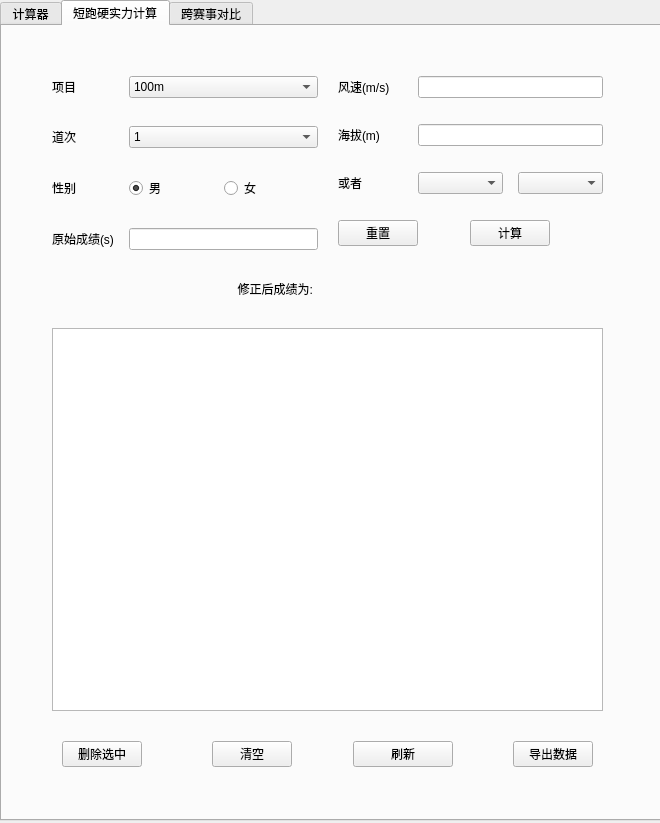
WhiteRunner/Calculator, file ui/calculator_ui.ui: the form before one commit.
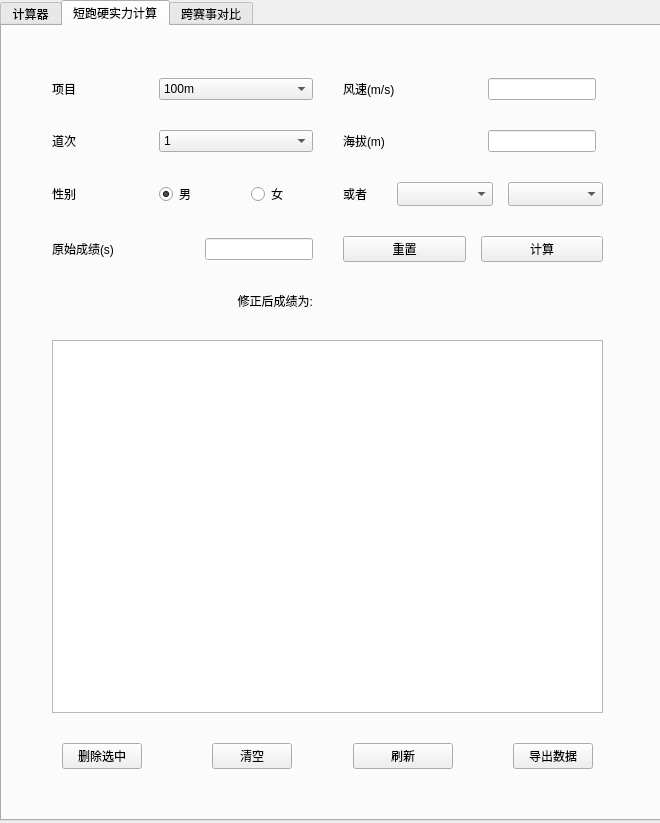
The form after the commit. Custom widgets are drawn as their Qt base class.

Patch:
```diff
--- a/ui/calculator_ui.ui
+++ b/ui/calculator_ui.ui
@@ -422,16 +422,16 @@
     <attribute name="title">
      <string>短跑硬实力计算</string>
     </attribute>
-    <widget class="QWidget" name="layoutWidget">
+    <widget class="QWidget" name="">
      <property name="geometry">
       <rect>
        <x>20</x>
-       <y>20</y>
+       <y>22</y>
        <width>611</width>
        <height>751</height>
       </rect>
      </property>
-     <layout class="QVBoxLayout" name="verticalLayout" stretch="3,0,7,1">
+     <layout class="QVBoxLayout" name="verticalLayout">
       <property name="spacing">
        <number>30</number>
       </property>
@@ -448,43 +448,10 @@
        <number>30</number>
       </property>
       <item>
-       <layout class="QHBoxLayout" name="horizontalLayout_4" stretch="0,0">
-        <property name="spacing">
-         <number>20</number>
-        </property>
-        <property name="leftMargin">
-         <number>0</number>
-        </property>
-        <property name="topMargin">
-         <number>0</number>
-        </property>
-        <property name="rightMargin">
-         <number>0</number>
-        </property>
-        <property name="bottomMargin">
-         <number>0</number>
-        </property>
-        <item>
-         <layout class="QFormLayout" name="formLayout">
-          <property name="sizeConstraint">
-           <enum>QLayout::SetDefaultConstraint</enum>
-          </property>
-          <property name="fieldGrowthPolicy">
-           <enum>QFormLayout::AllNonFixedFieldsGrow</enum>
-          </property>
-          <property name="rowWrapPolicy">
-           <enum>QFormLayout::DontWrapRows</enum>
-          </property>
-          <property name="formAlignment">
-           <set>Qt::AlignLeading|Qt::AlignLeft|Qt::AlignTop</set>
-          </property>
-          <property name="horizontalSpacing">
-           <number>15</number>
-          </property>
-          <property name="verticalSpacing">
-           <number>28</number>
-          </property>
-          <item row="0" column="0">
+       <layout class="QGridLayout" name="gridLayout_3">
+        <item row="0" column="0">
+         <layout class="QHBoxLayout" name="horizontalLayout_4" stretch="1,2">
+          <item>
            <widget class="QLabel" name="label">
             <property name="sizePolicy">
              <sizepolicy hsizetype="Expanding" vsizetype="Preferred">
@@ -497,7 +464,7 @@
             </property>
            </widget>
           </item>
-          <item row="0" column="1">
+          <item>
            <widget class="QComboBox" name="length">
             <property name="sizePolicy">
              <sizepolicy hsizetype="Expanding" vsizetype="Preferred">
@@ -535,7 +502,38 @@
             </item>
            </widget>
           </item>
-          <item row="1" column="0">
+         </layout>
+        </item>
+        <item row="0" column="1">
+         <layout class="QHBoxLayout" name="horizontalLayout_20">
+          <item>
+           <widget class="QLabel" name="label_5">
+            <property name="sizePolicy">
+             <sizepolicy hsizetype="Preferred" vsizetype="Preferred">
+              <horstretch>0</horstretch>
+              <verstretch>0</verstretch>
+             </sizepolicy>
+            </property>
+            <property name="text">
+             <string>风速(m/s)</string>
+            </property>
+           </widget>
+          </item>
+          <item alignment="Qt::AlignLeft">
+           <widget class="QLineEdit" name="windSpeed">
+            <property name="sizePolicy">
+             <sizepolicy hsizetype="Expanding" vsizetype="Preferred">
+              <horstretch>0</horstretch>
+              <verstretch>0</verstretch>
+             </sizepolicy>
+            </property>
+           </widget>
+          </item>
+         </layout>
+        </item>
+        <item row="1" column="0">
+         <layout class="QHBoxLayout" name="horizontalLayout_11" stretch="1,2">
+          <item>
            <widget class="QLabel" name="label_2">
             <property name="sizePolicy">
              <sizepolicy hsizetype="Preferred" vsizetype="Preferred">
@@ -548,13 +546,13 @@
             </property>
            </widget>
           </item>
-          <item row="1" column="1">
+          <item>
            <widget class="QComboBox" name="lane">
             <property name="enabled">
              <bool>true</bool>
             </property>
             <property name="sizePolicy">
-             <sizepolicy hsizetype="Expanding" vsizetype="Preferred">
+             <sizepolicy hsizetype="Minimum" vsizetype="Preferred">
               <horstretch>0</horstretch>
               <verstretch>0</verstretch>
              </sizepolicy>
@@ -601,7 +599,38 @@
             </item>
            </widget>
           </item>
-          <item row="2" column="0">
+         </layout>
+        </item>
+        <item row="1" column="1">
+         <layout class="QHBoxLayout" name="horizontalLayout_19">
+          <item>
+           <widget class="QLabel" name="label_6">
+            <property name="sizePolicy">
+             <sizepolicy hsizetype="Preferred" vsizetype="Preferred">
+              <horstretch>0</horstretch>
+              <verstretch>0</verstretch>
+             </sizepolicy>
+            </property>
+            <property name="text">
+             <string>海拔(m)</string>
+            </property>
+           </widget>
+          </item>
+          <item alignment="Qt::AlignLeft">
+           <widget class="QLineEdit" name="altitude">
+            <property name="sizePolicy">
+             <sizepolicy hsizetype="Expanding" vsizetype="Preferred">
+              <horstretch>0</horstretch>
+              <verstretch>0</verstretch>
+             </sizepolicy>
+            </property>
+           </widget>
+          </item>
+         </layout>
+        </item>
+        <item row="2" column="0">
+         <layout class="QHBoxLayout" name="horizontalLayout_16" stretch="1,2">
+          <item>
            <widget class="QLabel" name="label_3">
             <property name="sizePolicy">
              <sizepolicy hsizetype="Preferred" vsizetype="Preferred">
@@ -614,7 +643,7 @@
             </property>
            </widget>
           </item>
-          <item row="2" column="1">
+          <item>
            <layout class="QHBoxLayout" name="horizontalLayout">
             <item>
              <widget class="QRadioButton" name="men">
@@ -647,13 +676,79 @@
             </item>
            </layout>
           </item>
-          <item row="3" column="0">
+         </layout>
+        </item>
+        <item row="2" column="1">
+         <layout class="QHBoxLayout" name="horizontalLayout_18" stretch="0,1">
+          <property name="spacing">
+           <number>30</number>
+          </property>
+          <item>
+           <widget class="QLabel" name="label_7">
+            <property name="sizePolicy">
+             <sizepolicy hsizetype="Preferred" vsizetype="Preferred">
+              <horstretch>0</horstretch>
+              <verstretch>0</verstretch>
+             </sizepolicy>
+            </property>
+            <property name="text">
+             <string>或者</string>
+            </property>
+           </widget>
+          </item>
+          <item>
+           <layout class="QHBoxLayout" name="horizontalLayout_2">
+            <property name="spacing">
+             <number>15</number>
+            </property>
+            <item>
+             <widget class="QComboBox" name="raceName">
+              <property name="enabled">
+               <bool>true</bool>
+              </property>
+              <property name="sizePolicy">
+               <sizepolicy hsizetype="Expanding" vsizetype="Preferred">
+                <horstretch>0</horstretch>
+                <verstretch>0</verstretch>
+               </sizepolicy>
+              </property>
+              <property name="sizeAdjustPolicy">
+               <enum>QComboBox::AdjustToContents</enum>
+              </property>
+             </widget>
+            </item>
+            <item>
+             <widget class="QComboBox" name="year">
+              <property name="enabled">
+               <bool>true</bool>
+              </property>
+              <property name="sizePolicy">
+               <sizepolicy hsizetype="Expanding" vsizetype="Preferred">
+                <horstretch>0</horstretch>
+                <verstretch>0</verstretch>
+               </sizepolicy>
+              </property>
+              <property name="sizeAdjustPolicy">
+               <enum>QComboBox::AdjustToContents</enum>
+              </property>
+             </widget>
+            </item>
+           </layout>
+          </item>
+         </layout>
+        </item>
+        <item row="3" column="0">
+         <layout class="QHBoxLayout" name="horizontalLayout_17" stretch="1,4">
+          <property name="spacing">
+           <number>15</number>
+          </property>
+          <item>
            <widget class="QLabel" name="label_4">
             <property name="enabled">
              <bool>true</bool>
             </property>
             <property name="sizePolicy">
-             <sizepolicy hsizetype="Preferred" vsizetype="Preferred">
+             <sizepolicy hsizetype="Expanding" vsizetype="Preferred">
               <horstretch>0</horstretch>
               <verstretch>0</verstretch>
              </sizepolicy>
@@ -663,10 +758,10 @@
             </property>
            </widget>
           </item>
-          <item row="3" column="1">
+          <item alignment="Qt::AlignRight">
            <widget class="QLineEdit" name="oldScore">
             <property name="sizePolicy">
-             <sizepolicy hsizetype="Expanding" vsizetype="Preferred">
+             <sizepolicy hsizetype="Expanding" vsizetype="Fixed">
               <horstretch>0</horstretch>
               <verstretch>0</verstretch>
              </sizepolicy>
@@ -681,148 +776,25 @@
           </item>
          </layout>
         </item>
-        <item>
-         <layout class="QFormLayout" name="formLayout_2">
-          <property name="sizeConstraint">
-           <enum>QLayout::SetDefaultConstraint</enum>
+        <item row="3" column="1">
+         <layout class="QHBoxLayout" name="horizontalLayout_6" stretch="1,1">
+          <property name="spacing">
+           <number>15</number>
           </property>
-          <property name="fieldGrowthPolicy">
-           <enum>QFormLayout::AllNonFixedFieldsGrow</enum>
-          </property>
-          <property name="rowWrapPolicy">
-           <enum>QFormLayout::DontWrapRows</enum>
-          </property>
-          <property name="labelAlignment">
-           <set>Qt::AlignLeading|Qt::AlignLeft|Qt::AlignVCenter</set>
-          </property>
-          <property name="formAlignment">
-           <set>Qt::AlignLeading|Qt::AlignLeft|Qt::AlignTop</set>
-          </property>
-          <property name="horizontalSpacing">
-           <number>0</number>
-          </property>
-          <property name="verticalSpacing">
-           <number>26</number>
-          </property>
-          <property name="topMargin">
-           <number>0</number>
-          </property>
-          <property name="bottomMargin">
-           <number>0</number>
-          </property>
-          <item row="0" column="0">
-           <widget class="QLabel" name="label_5">
-            <property name="sizePolicy">
-             <sizepolicy hsizetype="Preferred" vsizetype="Preferred">
-              <horstretch>0</horstretch>
-              <verstretch>0</verstretch>
-             </sizepolicy>
-            </property>
-            <property name="text">
-             <string>风速(m/s)</string>
-            </property>
-           </widget>
-          </item>
-          <item row="0" column="1">
-           <widget class="QLineEdit" name="windSpeed">
-            <property name="sizePolicy">
-             <sizepolicy hsizetype="Expanding" vsizetype="Preferred">
-              <horstretch>0</horstretch>
-              <verstretch>0</verstretch>
-             </sizepolicy>
-            </property>
-           </widget>
-          </item>
-          <item row="1" column="0">
-           <widget class="QLabel" name="label_6">
-            <property name="sizePolicy">
-             <sizepolicy hsizetype="Preferred" vsizetype="Preferred">
-              <horstretch>0</horstretch>
-              <verstretch>0</verstretch>
-             </sizepolicy>
-            </property>
-            <property name="text">
-             <string>海拔(m)</string>
-            </property>
-           </widget>
-          </item>
-          <item row="1" column="1">
-           <widget class="QLineEdit" name="altitude">
-            <property name="sizePolicy">
-             <sizepolicy hsizetype="Expanding" vsizetype="Preferred">
-              <horstretch>0</horstretch>
-              <verstretch>0</verstretch>
-             </sizepolicy>
-            </property>
-           </widget>
-          </item>
-          <item row="2" column="0">
-           <widget class="QLabel" name="label_7">
-            <property name="sizePolicy">
-             <sizepolicy hsizetype="Preferred" vsizetype="Preferred">
-              <horstretch>0</horstretch>
-              <verstretch>0</verstretch>
-             </sizepolicy>
-            </property>
-            <property name="text">
-             <string>或者</string>
-            </property>
-           </widget>
-          </item>
-          <item row="2" column="1">
-           <layout class="QHBoxLayout" name="horizontalLayout_2">
-            <property name="spacing">
-             <number>15</number>
-            </property>
-            <item>
-             <widget class="QComboBox" name="raceName">
-              <property name="enabled">
-               <bool>true</bool>
-              </property>
-              <property name="sizePolicy">
-               <sizepolicy hsizetype="Expanding" vsizetype="Preferred">
-                <horstretch>0</horstretch>
-                <verstretch>0</verstretch>
-               </sizepolicy>
-              </property>
-             </widget>
-            </item>
-            <item>
-             <widget class="QComboBox" name="year">
-              <property name="enabled">
-               <bool>true</bool>
-              </property>
-              <property name="sizePolicy">
-               <sizepolicy hsizetype="Expanding" vsizetype="Preferred">
-                <horstretch>0</horstretch>
-                <verstretch>0</verstretch>
-               </sizepolicy>
-              </property>
-              <property name="sizeAdjustPolicy">
-               <enum>QComboBox::AdjustToContents</enum>
-              </property>
-             </widget>
-            </item>
-           </layout>
-          </item>
-          <item row="3" column="1">
-           <layout class="QHBoxLayout" name="horizontalLayout_6">
-            <item alignment="Qt::AlignHCenter">
-             <widget class="QPushButton" name="fixScore">
-              <property name="text">
-               <string>计算</string>
-              </property>
-             </widget>
-            </item>
-           </layout>
-          </item>
-          <item row="3" column="0">
+          <item>
            <widget class="QPushButton" name="resetFix">
             <property name="text">
              <string>重置</string>
             </property>
            </widget>
           </item>
+          <item>
+           <widget class="QPushButton" name="fixScore">
+            <property name="text">
+             <string>计算</string>
+            </property>
+           </widget>
+          </item>
          </layout>
         </item>
        </layout>
```
Left out of the diff: 160 changed lines with no effect on the pictures.
